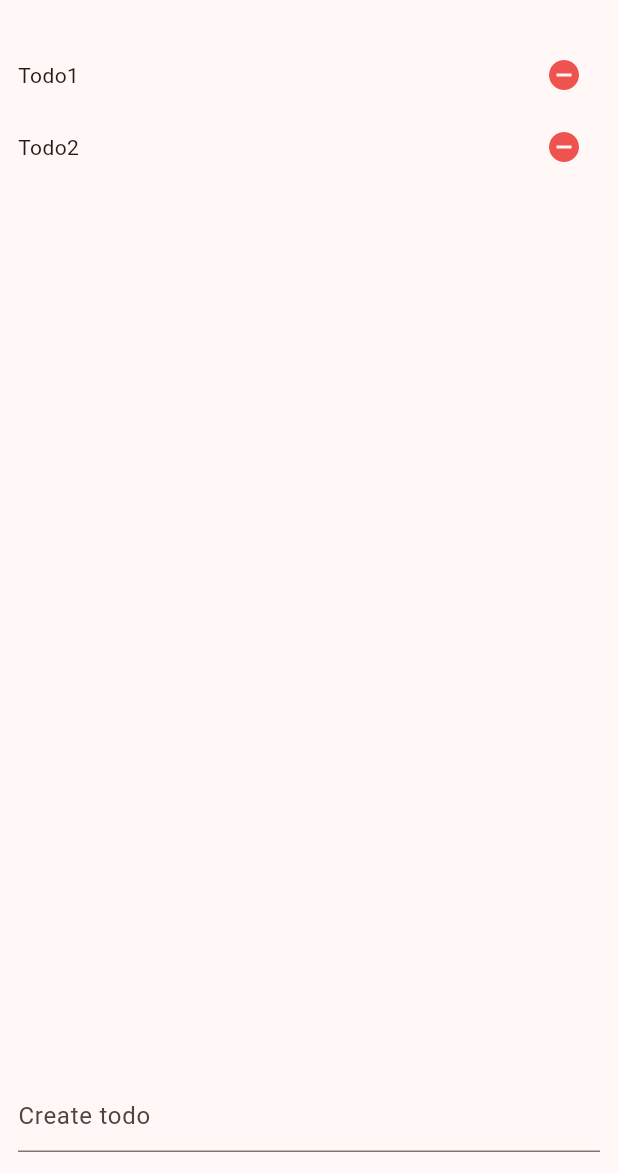
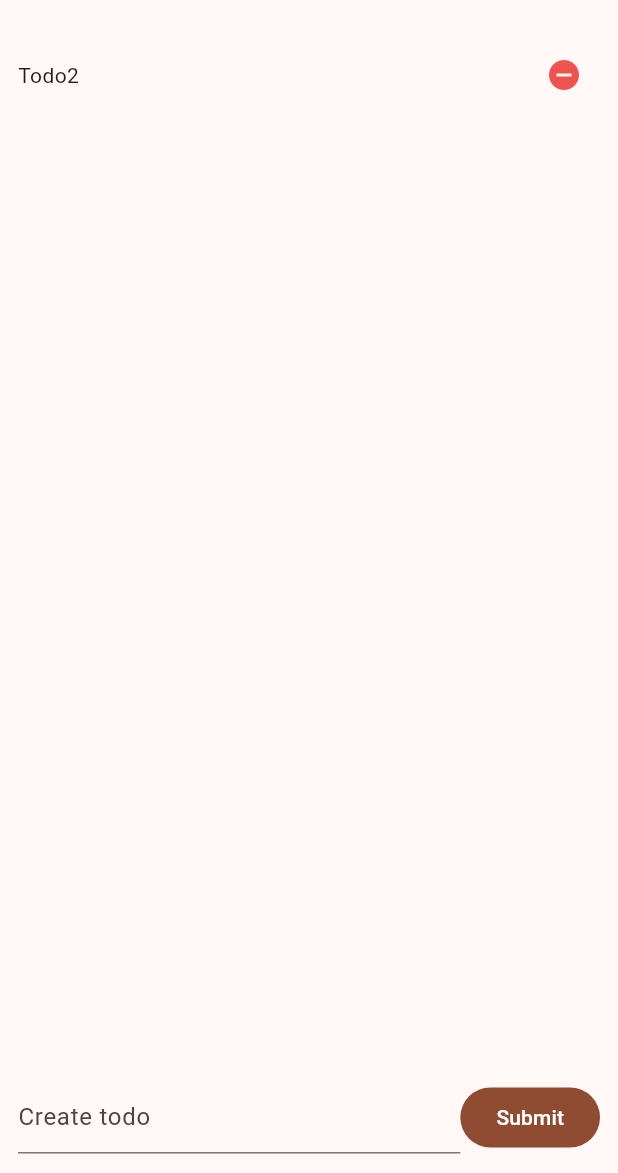
Before and after one commit to tanint/flutter-todo-list, a Flutter app: the screen it shows after launch, after a tap on the "remove circle" icon, on a phone screen of 412 x 824 dp, the part 63-1236 px from its top. Run offline on Flutter 3.47's test engine with Material 3 defaults, Android fonts, the phone set to English and light mode, and no system bars.

Commit message:
feat: create and delete todo item

```diff
--- a/lib/modules/todo/screen/todo_list_screen.dart
+++ b/lib/modules/todo/screen/todo_list_screen.dart
@@ -1,5 +1,6 @@
 import 'package:flutter/material.dart';
-import 'package:play_flutter/modules/todo/widget/todo_list.dart';
+
+import 'package:play_flutter/modules/todo/widget/todo_item.dart';
 import 'package:play_flutter/modules/todo/widget/todo_text_field.dart';
 
 class TodoListScreen extends StatelessWidget {
@@ -31,15 +32,66 @@ class TodoListView extends StatefulWidget {
 class _TodoListViewState extends State<TodoListView> {
   final todoList = ['Todo1', 'Todo2'];
 
+  final createTodoController = TextEditingController();
+
+  void _handleSubmitButtonPressed() {
+    setState(() {
+      todoList.add(createTodoController.text);
+      createTodoController.clear();
+    });
+  }
+
+  void _handleSubmit(String text) {
+    setState(() {
+      todoList.add(text);
+      createTodoController.clear();
+    });
+  }
+
+  void _handlePressRemove(int index) {
+    setState(() {
+      todoList.removeAt(index);
+    });
+  }
+
+  @override
+  void dispose() {
+    // Clean up the controller when the widget is disposed.
+    createTodoController.dispose();
+    super.dispose();
+  }
+
   @override
   Widget build(BuildContext context) {
     return Column(
       children: [
-        Expanded(child: TodoList(list: todoList)),
-        const SizedBox(
-          height: 50,
-          child: TodoTextField(),
-        )
+        Expanded(
+            child: ListView.builder(
+          itemCount: todoList.length,
+          itemBuilder: (context, index) {
+            return TodoItem(
+              title: todoList[index],
+              onRemovePressed: () {
+                _handlePressRemove(index);
+              },
+            );
+          },
+        )),
+        SizedBox(
+            height: 50,
+            child: Row(
+              children: [
+                Expanded(
+                  child: TodoTextField(
+                    onSubmitted: _handleSubmit,
+                    controller: createTodoController,
+                  ),
+                ),
+                FilledButton(
+                    onPressed: _handleSubmitButtonPressed,
+                    child: const Text("Submit"))
+              ],
+            ))
       ],
     );
   }
--- a/lib/modules/todo/widget/todo_item.dart
+++ b/lib/modules/todo/widget/todo_item.dart
@@ -1,9 +1,12 @@
 import 'package:flutter/material.dart';
 
 class TodoItem extends StatelessWidget {
-  const TodoItem({super.key, required this.title});
+  const TodoItem(
+      {super.key, required this.title, required this.onRemovePressed});
 
   final String title;
+
+  final VoidCallback onRemovePressed;
 
   @override
   Widget build(BuildContext context) {
@@ -15,9 +18,7 @@ class TodoItem extends StatelessWidget {
           icon: const Icon(Icons.remove_circle),
           tooltip: "Delete $title",
           color: Colors.red.shade400,
-          onPressed: () {
-            print("Hello");
-          },
+          onPressed: onRemovePressed,
         ),
       ],
     );
--- a/lib/modules/todo/widget/todo_list.dart
+++ /dev/null
@@ -1,18 +0,0 @@
-import 'package:flutter/material.dart';
-import 'package:play_flutter/modules/todo/widget/todo_item.dart';
-
-class TodoList extends StatelessWidget {
-  const TodoList({super.key, required this.list});
-
-  final List<String> list;
-
-  @override
-  Widget build(BuildContext context) {
-    return ListView.builder(
-      itemCount: list.length,
-      itemBuilder: (context, index) {
-        return TodoItem(title: list[index]);
-      },
-    );
-  }
-}
--- a/lib/modules/todo/widget/todo_text_field.dart
+++ b/lib/modules/todo/widget/todo_text_field.dart
@@ -1,12 +1,18 @@
 import 'package:flutter/material.dart';
 
 class TodoTextField extends StatelessWidget {
-  const TodoTextField({super.key});
+  const TodoTextField(
+      {super.key, required this.controller, required this.onSubmitted});
+
+  final TextEditingController controller;
+  final ValueChanged<String> onSubmitted;
 
   @override
   Widget build(BuildContext context) {
-    return const TextField(
-      decoration: InputDecoration(
+    return TextField(
+      onSubmitted: onSubmitted,
+      controller: controller,
+      decoration: const InputDecoration(
         hintText: 'Create todo',
       ),
     );
```
